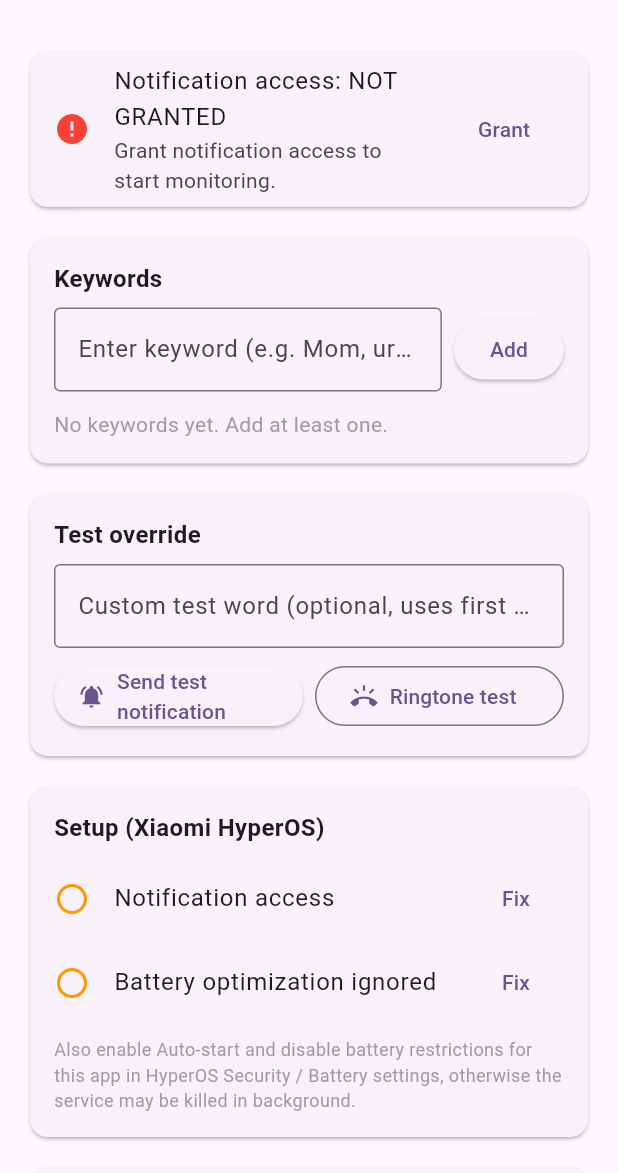
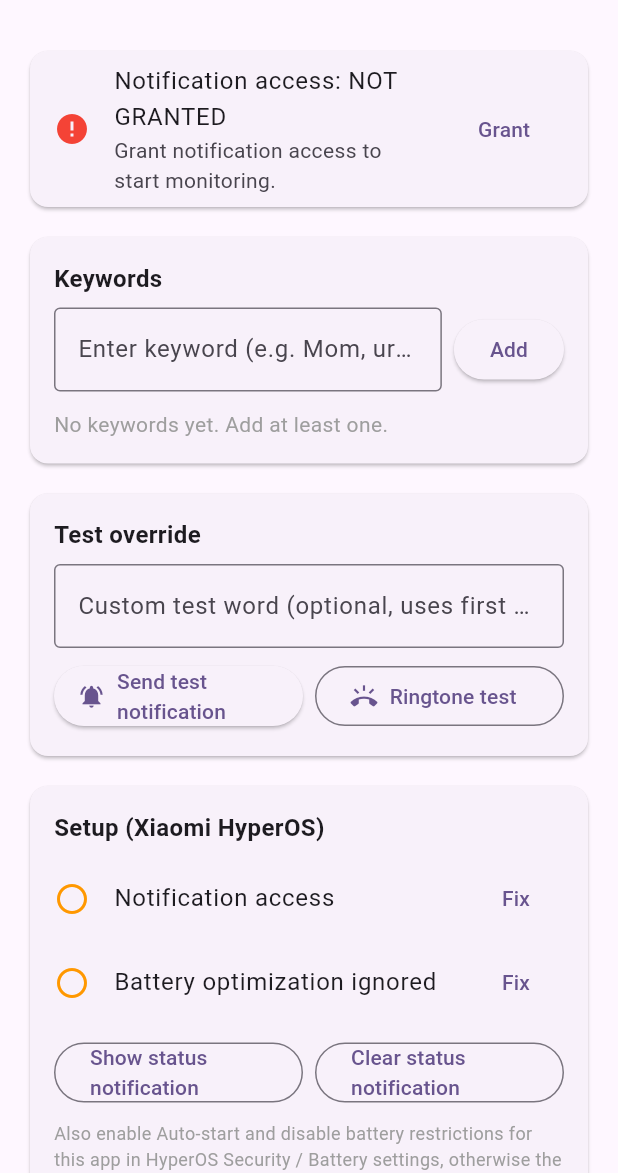
Before and after one commit to hussainbiedouh/dnd-keyword-override, a Flutter app: the screen it shows after launch, on a phone screen of 412 x 824 dp, the part 63-1236 px from its top. Run offline on Flutter 3.47's test engine with Material 3 defaults, Android fonts, the phone set to English and light mode, and no system bars.

Commit message:
Fix persistent notification visibility: IMPORTANCE_HIGH + fallback in onNotificationPosted + debug buttons

```diff
--- a/lib/main.dart
+++ b/lib/main.dart
@@ -329,6 +329,36 @@ class _HomeScreenState extends State<HomeScreen> with WidgetsBindingObserver {
             _setupRow('Notification access', _notifAccess, _openNotifSettings),
             _setupRow('Battery optimization ignored', _batteryIgnored, _requestBattery),
             const SizedBox(height: 8),
+            Row(
+              children: [
+                Expanded(
+                  child: OutlinedButton(
+                    onPressed: () async {
+                      await _channel.invokeMethod('showStatusNotification');
+                      if (mounted) {
+                        ScaffoldMessenger.of(context).showSnackBar(
+                            const SnackBar(content: Text('Status notification shown. Check notification shade.')));
+                      }
+                    },
+                    child: const Text('Show status notification'),
+                  ),
+                ),
+                const SizedBox(width: 8),
+                Expanded(
+                  child: OutlinedButton(
+                    onPressed: () async {
+                      await _channel.invokeMethod('clearStatusNotification');
+                      if (mounted) {
+                        ScaffoldMessenger.of(context).showSnackBar(
+                            const SnackBar(content: Text('Status notification cleared.')));
+                      }
+                    },
+                    child: const Text('Clear status notification'),
+                  ),
+                ),
+              ],
+            ),
+            const SizedBox(height: 8),
             const Text(
               'Also enable Auto-start and disable battery restrictions for this app in HyperOS Security / Battery settings, '
               'otherwise the service may be killed in background.',
@@ -358,6 +388,7 @@ class _HomeScreenState extends State<HomeScreen> with WidgetsBindingObserver {
           'When Do Not Disturb is active, this app monitors incoming notifications. '
           'If a notification title or body contains any of your keywords, it overrides DnD '
           'and plays the default notification sound, vibrates, and wakes the screen.\n\n'
+          'When DnD is active, a persistent notification is shown and auto-cleared when DnD is off.'
           'Matching is case-insensitive and uses "contains". '
           'DnD policy access is not required (override plays sound directly).',
           style: TextStyle(fontSize: 13),
```
Also changed, not shown: 2 other files.
